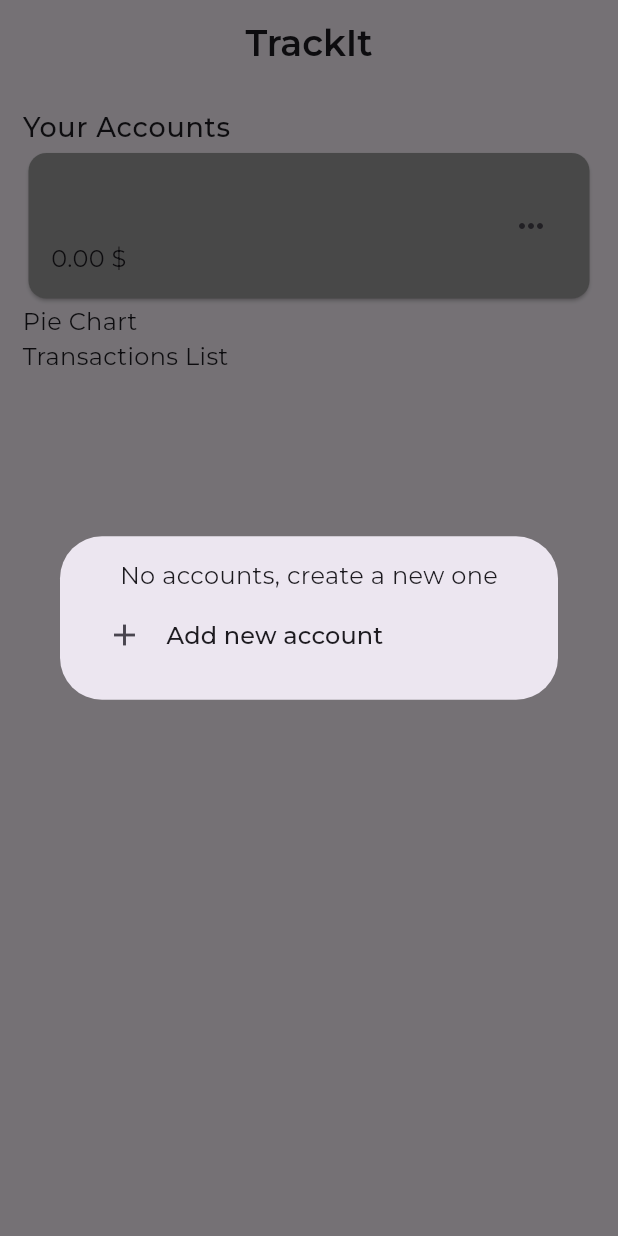
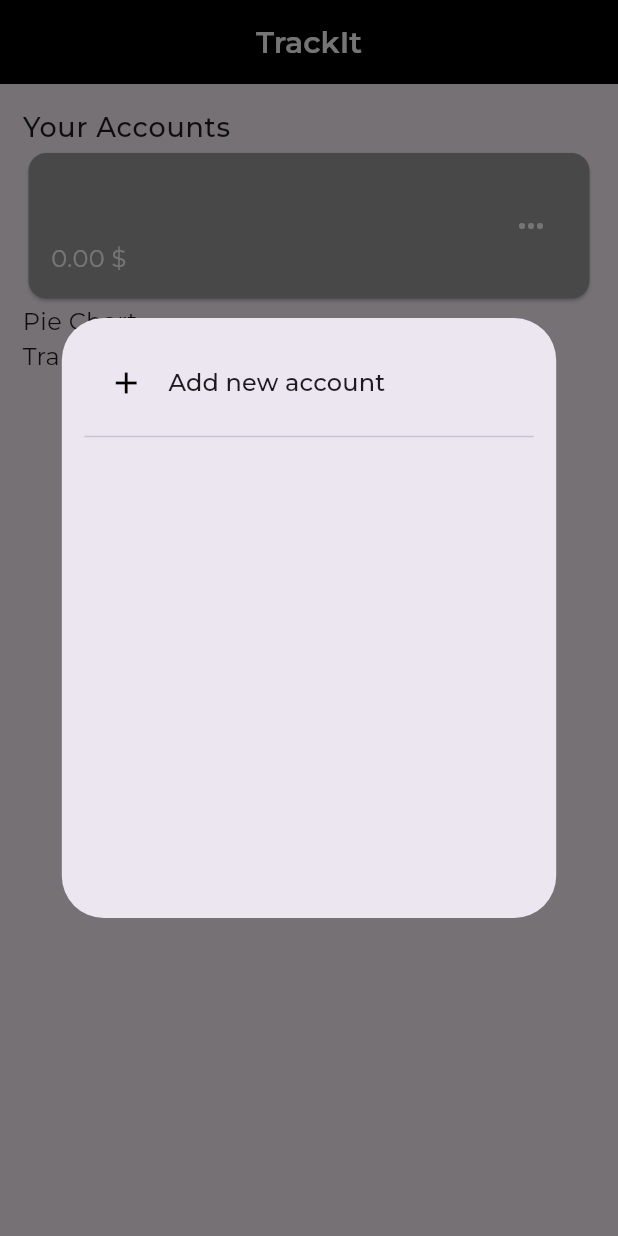
Before and after one commit to omar-arnous/Track-It, a Flutter app: the screen it shows after launch, after a tap on the "keyboard control" icon, on a phone screen of 412 x 824 dp. Run offline on Flutter 3.47's test engine with Material 3 defaults, Android fonts, the phone set to English and light mode, and no system bars; our stand-ins replace bloc, cloud_firestore, dartz, equatable, firebase_auth, firebase_core and 7 more; accounts and stored records are empty.

Commit message:
implement add new account form and listing the accounts view

```diff
--- a/lib/config/router.dart
+++ b/lib/config/router.dart
@@ -1,5 +1,6 @@
 import 'package:go_router/go_router.dart';
 import 'package:trackit/core/constants/routes.dart';
+import 'package:trackit/presentation/pages/account/account_add_edit_page.dart';
 import 'package:trackit/presentation/pages/auth/login_page.dart';
 import 'package:trackit/presentation/pages/auth/reset_password_page.dart';
 import 'package:trackit/presentation/pages/auth/signup_page.dart';
@@ -39,7 +40,7 @@ class Routes {
       GoRoute(
         name: 'Add Edit account',
         path: kAddEditAccount,
-        builder: (context, state) => const CategoryList(),
+        builder: (context, state) => const AccountAddEditPage(),
       ),
     ],
   );
--- a/lib/core/theme/theme.dart
+++ b/lib/core/theme/theme.dart
@@ -76,6 +76,11 @@ class TrackItTheme {
     return ThemeData(
       useMaterial3: true,
       brightness: Brightness.light,
+      appBarTheme: AppBarTheme(
+          centerTitle: true,
+          titleTextStyle: lightTextTheme.titleMedium,
+          color: Colors.black,
+          iconTheme: const IconThemeData(color: Colors.white)),
       textTheme: lightTextTheme,
       inputDecorationTheme: InputDecorationTheme(
         hintStyle: lightTextTheme.labelMedium,
@@ -86,12 +91,23 @@ class TrackItTheme {
         //   ),
         // ),
       ),
+      listTileTheme: const ListTileThemeData(
+        iconColor: Colors.white,
+        textColor: Colors.white,
+      ),
       elevatedButtonTheme: ElevatedButtonThemeData(
         style: ElevatedButton.styleFrom(
           shape: RoundedRectangleBorder(
             borderRadius: BorderRadius.circular(8),
           ),
           elevation: 0,
+          backgroundColor: Colors.black,
+          foregroundColor: Colors.white,
+          textStyle: TextStyle(
+            fontFamily: lightTextTheme.labelLarge!.fontFamily,
+            fontSize: lightTextTheme.labelLarge!.fontSize,
+            fontWeight: lightTextTheme.labelLarge!.fontWeight,
+          ),
         ),
       ),
     );
--- a/lib/domain/entities/account.dart
+++ b/lib/domain/entities/account.dart
@@ -1,7 +1,7 @@
 import 'package:equatable/equatable.dart';
 import 'package:flutter/material.dart';
 
-enum AccountType { cash, bank, saving }
+enum AccountType { cash, bank, saving, credit }
 
 enum CurrencyType { usd, syp }
 
--- a/lib/presentation/pages/account/accounts_list_dialog.dart
+++ b/lib/presentation/pages/account/accounts_list_dialog.dart
@@ -12,91 +12,128 @@ class AccountsListDialog extends StatelessWidget {
 
   @override
   Widget build(BuildContext context) {
-    return SizedBox(
+    return Dialog(
+      child: SizedBox(
+        width: MediaQuery.of(context).size.width * 0.8,
         height: 400,
-      width: double.maxFinite,
-      child: Dialog(
-        child: SingleChildScrollView(
         child: Padding(
           padding: const EdgeInsets.all(15),
           child: Column(
+            crossAxisAlignment: CrossAxisAlignment.start,
             children: [
-                BlocConsumer<AccountBloc, AccountState>(
+              ListTile(
+                onTap: () {
+                  context.pop();
+                  context.push(kAddEditAccount);
+                },
+                leading: const Icon(
+                  Icons.add,
+                  color: Colors.black,
+                ),
+                title: Text(
+                  'Add new account',
+                  style: Theme.of(context).textTheme.labelLarge,
+                ),
+              ),
+              const Divider(thickness: 1),
+              Expanded(
+                child: BlocConsumer<AccountBloc, AccountState>(
                   listener: (context, state) {
                     if (state is SuccessAccountState) {
                       showSnackMessage(context, state.message);
                     }
-                }, builder: (context, state) {
+                  },
+                  builder: (context, state) {
                     if (state is LoadedAccountState) {
                       final accounts = state.accounts;
                       return ListView.separated(
                         itemCount: accounts.length,
                         itemBuilder: (context, index) {
                           return ListTile(
-                          onTap: () => context.read<AccountBloc>().add(
+                            shape: RoundedRectangleBorder(
+                              borderRadius: BorderRadius.circular(12),
+                            ),
+                            onTap: () {
+                              context.read<AccountBloc>().add(
                                     SelectAccountEvent(
                                       id: accounts[index].id!,
                                     ),
-                              ),
+                                  );
+                              context.pop();
+                            },
                             tileColor: accounts[index].color,
                             contentPadding: const EdgeInsets.all(8),
-                          isThreeLine: true,
                             title: Column(
                               crossAxisAlignment: CrossAxisAlignment.start,
                               children: [
-                              Text(accounts[index].name),
-                              Text(accounts[index].type.toString()),
+                                Text(
+                                  accounts[index].name,
+                                  style: TextStyle(
+                                    fontFamily: Theme.of(context)
+                                        .textTheme
+                                        .bodyLarge!
+                                        .fontFamily,
+                                    color: Colors.white,
+                                  ),
+                                ),
+                                Text(
+                                  accounts[index].type.name,
+                                  style: TextStyle(
+                                    fontFamily: Theme.of(context)
+                                        .textTheme
+                                        .bodyMedium!
+                                        .fontFamily,
+                                    color: Colors.white,
+                                  ),
+                                ),
                                 Text(
                                   '${Formatter.formatBalance(accounts[index].balance)} ${Formatter.formatCurrency(
-                                  accounts[index].currency.toString(),
+                                    accounts[index].currency.name,
                                   )}',
-                              ),
-                            ],
-                          ),
-                          trailing: Row(
-                            children: [
-                              IconButton(
-                                onPressed: () {},
-                                icon: Icon(
-                                  Icons.edit,
-                                  color: Colors.cyanAccent[300],
-                                ),
-                              ),
-                              IconButton(
-                                onPressed: () {},
-                                icon: Icon(
-                                  Icons.delete,
-                                  color: Colors.red[600],
+                                  style: TextStyle(
+                                    fontFamily: Theme.of(context)
+                                        .textTheme
+                                        .labelLarge!
+                                        .fontFamily,
+                                    color: Colors.white,
                                   ),
                                 ),
                               ],
                             ),
+                            // trailing: Row(
+                            //   children: [
+                            //     IconButton(
+                            //       onPressed: () {},
+                            //       icon: Icon(
+                            //         Icons.edit,
+                            //         color: Colors.cyanAccent[300],
+                            //       ),
+                            //     ),
+                            //     IconButton(
+                            //       onPressed: () {},
+                            //       icon: Icon(
+                            //         Icons.delete,
+                            //         color: Colors.red[600],
+                            //       ),
+                            //     ),
+                            //   ],
+                            // ),
                           );
                         },
                         separatorBuilder: (context, index) {
-                        return const Divider(thickness: 1);
+                          return const SizedBox(height: 12);
                         },
                       );
                     } else {
-                    return Text(
-                      'No accounts, create a new one',
-                      style: Theme.of(context).textTheme.bodyMedium,
-                    );
+                      return const SizedBox(height: 20);
                     }
-                }),
-                ListTile(
-                  onTap: () => context.push(kAddEditAccount),
-                  leading: const Icon(Icons.add),
-                  title: Text(
-                    'Add new account',
-                    style: Theme.of(context).textTheme.labelLarge,
+                  },
                 ),
               ),
             ],
           ),
         ),
       ),
-      ),
     );
   }
 }
--- a/lib/presentation/pages/home_page.dart
+++ b/lib/presentation/pages/home_page.dart
@@ -13,7 +13,6 @@ class HomePage extends StatelessWidget {
     return Scaffold(
       appBar: AppBar(
         title: const Text('TrackIt'),
-        centerTitle: true,
       ),
       body: Padding(
         padding: const EdgeInsets.all(15),
--- a/lib/presentation/widgets/account_card.dart
+++ b/lib/presentation/widgets/account_card.dart
@@ -21,13 +21,33 @@ class AccountCard extends StatelessWidget {
           children: [
             Column(
               mainAxisAlignment: MainAxisAlignment.start,
+              crossAxisAlignment: CrossAxisAlignment.start,
               children: [
-                Text(account == null ? '' : account!.name),
-                Text(account == null ? '' : account!.type.toString()),
+                Text(
+                  account == null ? '' : account!.name,
+                  style: TextStyle(
+                    fontFamily:
+                        Theme.of(context).textTheme.displayLarge!.fontFamily,
+                    color: Colors.white,
+                  ),
+                ),
+                Text(
+                  account == null ? '' : account!.type.name,
+                  style: TextStyle(
+                    fontFamily:
+                        Theme.of(context).textTheme.labelMedium!.fontFamily,
+                    color: Colors.white,
+                  ),
+                ),
                 Text(
                   '${Formatter.formatBalance(account == null ? 0 : account!.balance)} ${Formatter.formatCurrency(
-                    account == null ? 'usd' : account!.currency.toString(),
+                    account == null ? 'usd' : account!.currency.name,
                   )}',
+                  style: TextStyle(
+                    fontFamily:
+                        Theme.of(context).textTheme.bodyLarge!.fontFamily,
+                    color: Colors.white,
+                  ),
                 ),
               ],
             ),
@@ -40,7 +60,10 @@ class AccountCard extends StatelessWidget {
                   },
                 );
               },
-              icon: const Icon(Icons.more_horiz),
+              icon: const Icon(
+                Icons.more_horiz,
+                color: Colors.white,
+              ),
               alignment: Alignment.topLeft,
             ),
           ],
--- a/lib/presentation/widgets/form_button.dart
+++ b/lib/presentation/widgets/form_button.dart
@@ -24,7 +24,6 @@ class FormButton extends StatelessWidget {
             ? const Spinner()
             : Text(
                 label,
-                style: Theme.of(context).textTheme.labelLarge,
               ),
       ),
     );
--- a/lib/presentation/widgets/form_input.dart
+++ b/lib/presentation/widgets/form_input.dart
@@ -114,7 +114,6 @@ class _FormInputState extends State<FormInput> {
               ? '${widget.label} is required'
               : null,
           decoration: InputDecoration(
-            hintText: widget.label,
             label: Text(widget.label),
           ),
         ),
--- a/pubspec.yaml
+++ b/pubspec.yaml
@@ -28,6 +28,7 @@ dependencies:
   dartz: ^0.10.1
   go_router: ^14.8.0
   intl: ^0.20.2
+  flutter_colorpicker: ^1.1.0
 
 dev_dependencies:
   flutter_test:
```
Also changed, not shown: lib/presentation/pages/account/account_add_edit_page.dart (added, +43 -0 lines), lib/presentation/pages/account/account_form.dart (added, +246 -0 lines), pubspec.lock. Lines whose indentation alone changed are shown as unchanged.
